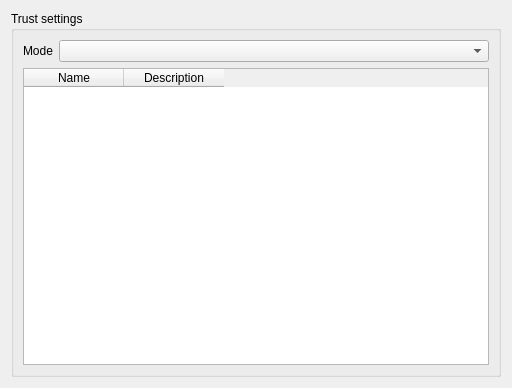
First picture: the form in agent/src/clacks/agent/data/templates/default/trustaccount.ui, repository gonicus/clacks, before the edit.
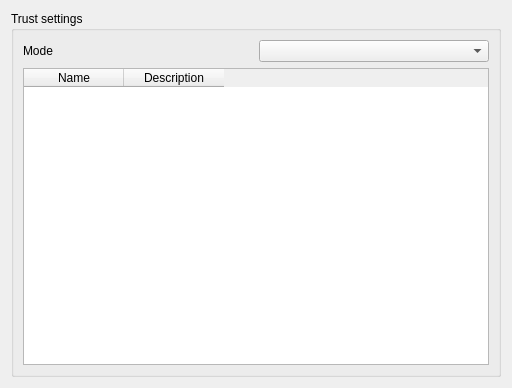
Second picture: the form after the edit. Icons and pictures are not drawn.

What changed in the file:
```diff
--- a/agent/src/clacks/agent/data/templates/default/trustaccount.ui
+++ b/agent/src/clacks/agent/data/templates/default/trustaccount.ui
@@ -10,6 +10,12 @@
     <height>388</height>
    </rect>
   </property>
+  <property name="sizePolicy">
+   <sizepolicy hsizetype="Expanding" vsizetype="Expanding">
+    <horstretch>0</horstretch>
+    <verstretch>0</verstretch>
+   </sizepolicy>
+  </property>
   <property name="windowTitle">
    <string>Trust account</string>
   </property>
@@ -20,31 +26,37 @@
   <layout class="QGridLayout" name="gridLayout_3">
    <item row="0" column="0">
     <widget class="QGroupBox" name="groupBox">
+     <property name="sizePolicy">
+      <sizepolicy hsizetype="Expanding" vsizetype="Expanding">
+       <horstretch>1</horstretch>
+       <verstretch>1</verstretch>
+      </sizepolicy>
+     </property>
      <property name="title">
       <string>Trust settings</string>
      </property>
-     <layout class="QVBoxLayout" name="verticalLayout_2">
+     <layout class="QGridLayout" name="gridLayout">
       <property name="margin">
        <number>9</number>
       </property>
-      <item>
-       <layout class="QVBoxLayout" name="verticalLayout">
+      <item row="0" column="0">
+       <layout class="QGridLayout" name="gridLayout_2">
         <property name="margin">
          <number>0</number>
         </property>
-        <item>
-         <layout class="QFormLayout" name="formLayout">
+        <item row="0" column="0">
+         <layout class="QHBoxLayout" name="horizontalLayout">
           <property name="margin">
            <number>0</number>
           </property>
-          <item row="0" column="0">
+          <item>
            <widget class="QLabel" name="label">
             <property name="text">
              <string>Mode</string>
             </property>
            </widget>
           </item>
-          <item row="0" column="1">
+          <item>
            <widget class="QComboBox" name="comboBox"/>
           </item>
          </layout>
```
Left out of the diff: 8 changed lines with no effect on the pictures.
